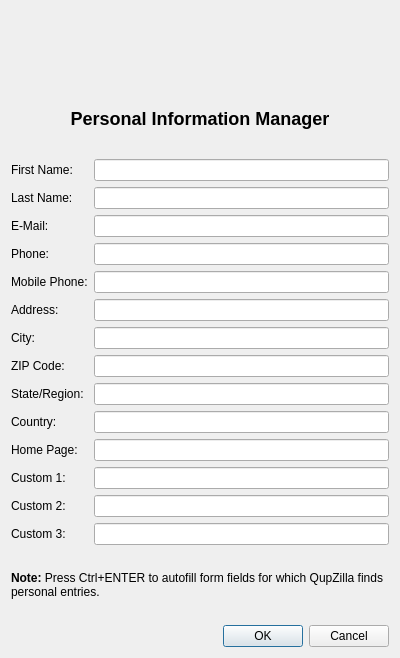
QupZilla/qupzilla-plugins, file PIM/PIM_settings.ui: the form before one commit.
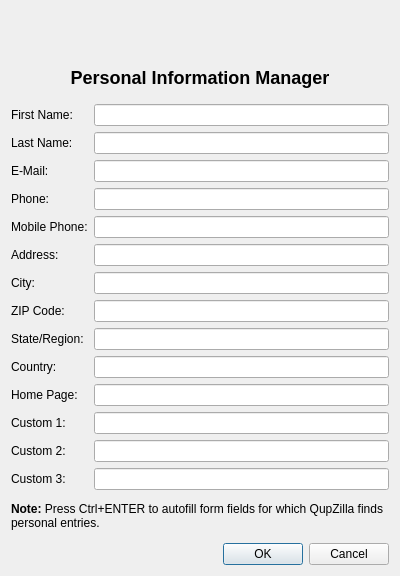
The form after the commit. Icons and pictures are not drawn.

Commit message: GreaseMonkey: Fixed loading of UTF-8 scripts.

Diff of the .ui file:
```diff
--- a/PIM/PIM_settings.ui
+++ b/PIM/PIM_settings.ui
@@ -7,7 +7,7 @@
     <x>0</x>
     <y>0</y>
     <width>400</width>
-    <height>658</height>
+    <height>576</height>
    </rect>
   </property>
   <property name="minimumSize">
```
The commit also changes 1 other file.
